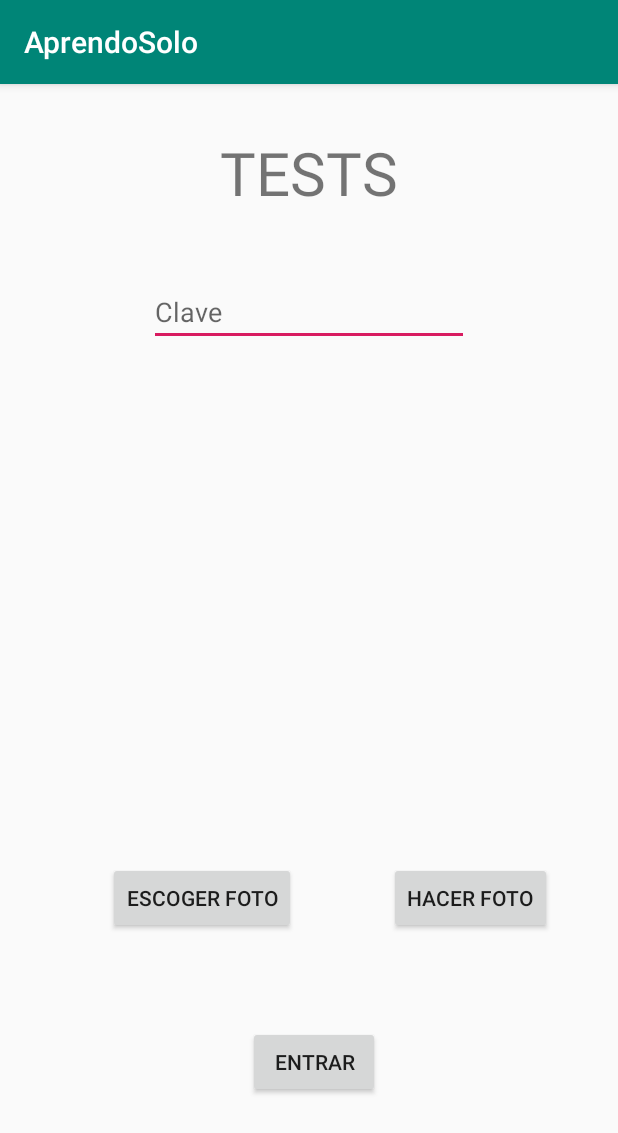
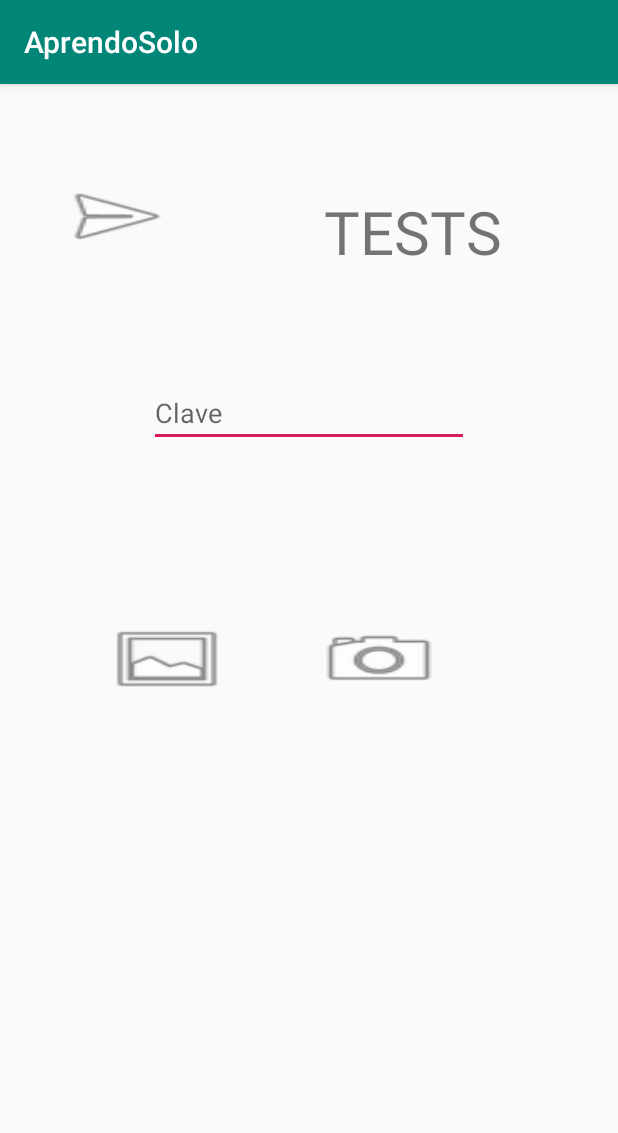
Before and after one commit to MarioOsuna/AprendoSolo_PM, an Android app: the screen it shows after launch (MainActivity), on a phone screen of 412 x 824 dp. Shown: the top 1133 px of the screen. Run offline under Robolectric (Android 15) with nearby library versions, the phone set to English and light mode, and no system bars.

```diff
--- a/app/src/main/res/layout/activity_main.xml
+++ b/app/src/main/res/layout/activity_main.xml
@@ -10,61 +10,69 @@
         android:id="@+id/editTextPassword"
         android:layout_width="wrap_content"
         android:layout_height="wrap_content"
-        android:layout_marginTop="129dp"
+        android:layout_marginTop="71dp"
         android:ems="10"
         android:hint="@string/Clave"
         android:inputType="textPassword"
         app:layout_constraintEnd_toEndOf="parent"
         app:layout_constraintStart_toStartOf="parent"
-        app:layout_constraintTop_toTopOf="parent" />
+        app:layout_constraintTop_toBottomOf="@+id/textView" />
 
     <ImageView
         android:id="@+id/imageView"
-        android:layout_width="158dp"
-        android:layout_height="153dp"
-        android:layout_marginTop="48dp"
+        android:layout_width="157dp"
+        android:layout_height="119dp"
+        android:layout_marginStart="112dp"
+        android:layout_marginTop="51dp"
+        android:layout_marginEnd="143dp"
+        android:layout_marginBottom="172dp"
+        app:layout_constraintBottom_toBottomOf="parent"
         app:layout_constraintEnd_toEndOf="parent"
         app:layout_constraintStart_toStartOf="parent"
-        app:layout_constraintTop_toBottomOf="@+id/editTextPassword"
-        tools:srcCompat="@tools:sample/avatars[0]" />
+        app:layout_constraintTop_toBottomOf="@+id/buttonGaleria"
+        tools:srcCompat="@android:drawable/ic_menu_camera" />
 
     <Button
         android:id="@+id/buttonFoto"
         android:layout_width="wrap_content"
         android:layout_height="wrap_content"
-        android:layout_marginEnd="44dp"
-        android:text="@string/Hacer"
-        app:layout_constraintBaseline_toBaselineOf="@+id/buttonGaleria"
-        app:layout_constraintEnd_toEndOf="parent" />
+        android:layout_marginStart="15dp"
+        android:layout_marginEnd="16dp"
+        android:background="@android:drawable/ic_menu_camera"
+        app:layout_constraintBottom_toBottomOf="parent"
+        app:layout_constraintEnd_toEndOf="@+id/editTextPassword"
+        app:layout_constraintHorizontal_bias="1.0"
+        app:layout_constraintStart_toStartOf="@+id/imageView"
+        app:layout_constraintTop_toTopOf="parent"
+        app:layout_constraintVertical_bias="0.499" />
+
+    <Button
+        android:id="@+id/buttonEntrar"
+        android:layout_width="wrap_content"
+        android:layout_height="wrap_content"
+        android:layout_marginStart="33dp"
+        android:layout_marginTop="64dp"
+        android:background="@android:drawable/ic_menu_send"
+        app:layout_constraintStart_toStartOf="parent"
+        app:layout_constraintTop_toTopOf="parent" />
 
     <Button
         android:id="@+id/buttonGaleria"
         android:layout_width="wrap_content"
         android:layout_height="wrap_content"
-        android:layout_marginStart="72dp"
-        android:layout_marginBottom="61dp"
-        android:text="@string/Escoger"
-        app:layout_constraintBottom_toTopOf="@+id/buttonEntrar"
+        android:layout_marginStart="67dp"
+        android:background="@android:drawable/ic_menu_gallery"
+        app:layout_constraintBaseline_toBaselineOf="@+id/buttonFoto"
         app:layout_constraintStart_toStartOf="parent" />
-
-    <Button
-        android:id="@+id/buttonEntrar"
-        android:layout_width="wrap_content"
-        android:layout_height="wrap_content"
-        android:layout_marginEnd="6dp"
-        android:layout_marginBottom="92dp"
-        android:text="@string/entrar"
-        app:layout_constraintBottom_toBottomOf="parent"
-        app:layout_constraintEnd_toStartOf="@+id/buttonFoto" />
 
     <TextView
         android:id="@+id/textView"
         android:layout_width="wrap_content"
         android:layout_height="wrap_content"
-        android:layout_marginTop="32dp"
+        android:layout_marginTop="71dp"
+        android:layout_marginEnd="77dp"
         android:text="TESTS"
         android:textSize="40sp"
         app:layout_constraintEnd_toEndOf="parent"
-        app:layout_constraintStart_toStartOf="parent"
         app:layout_constraintTop_toTopOf="parent" />
 </androidx.constraintlayout.widget.ConstraintLayout>
```
Also changed, not shown: app/src/main/java/com/example/aprendosolo/Aprender.java (+123 -76 lines), app/src/main/java/com/example/aprendosolo/MainActivity.java (+165 -73 lines), app/src/main/java/com/example/aprendosolo/prueba.java (deleted, +0 -163 lines), app/src/main/res/layout/activity_aprender.xml (+10 -2 lines).
